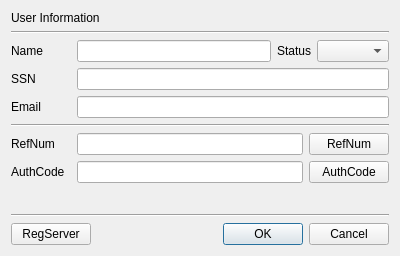
Qt form CertMan/user_dlg.ui (jykim74/CertMan) before a commit.
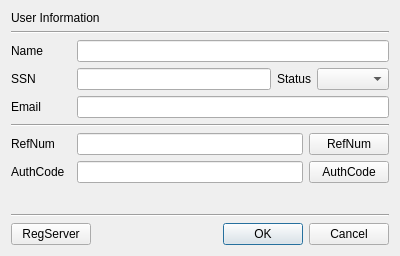
The same form after that commit.

```diff
--- a/CertMan/user_dlg.ui
+++ b/CertMan/user_dlg.ui
@@ -33,13 +33,6 @@
      <property name="topMargin">
       <number>0</number>
      </property>
-     <item row="0" column="2">
-      <widget class="QLabel" name="label_5">
-       <property name="text">
-        <string>Status</string>
-       </property>
-      </widget>
-     </item>
      <item row="0" column="0">
       <widget class="QLabel" name="label">
        <property name="minimumSize">
@@ -62,9 +55,6 @@
      <item row="0" column="1">
       <widget class="QLineEdit" name="mNameText"/>
      </item>
-     <item row="0" column="3">
-      <widget class="QComboBox" name="mStatusCombo"/>
-     </item>
     </layout>
    </item>
    <item>
@@ -72,6 +62,16 @@
      <property name="topMargin">
       <number>0</number>
      </property>
+     <item row="0" column="2">
+      <widget class="QLabel" name="label_5">
+       <property name="text">
+        <string>Status</string>
+       </property>
+      </widget>
+     </item>
+     <item row="0" column="1">
+      <widget class="QLineEdit" name="mSSNText"/>
+     </item>
      <item row="0" column="0">
       <widget class="QLabel" name="label_2">
        <property name="minimumSize">
@@ -91,8 +91,8 @@
        </property>
       </widget>
      </item>
-     <item row="0" column="1">
-      <widget class="QLineEdit" name="mSSNText"/>
+     <item row="0" column="3">
+      <widget class="QComboBox" name="mStatusCombo"/>
      </item>
     </layout>
    </item>
```
Left out of the diff: 1 changed line with no effect on the pictures.
